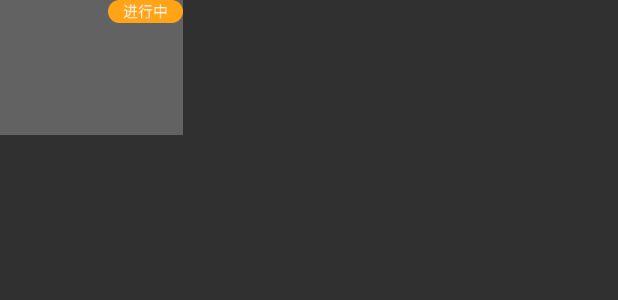
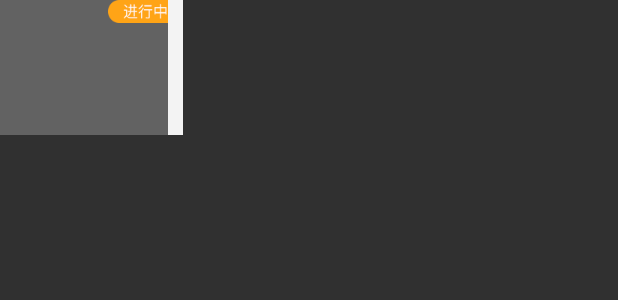
Before and after one commit to zhuhuitao/BDMember, an Android app: the layout adapter_home_public_activities.xml on its own in the app's theme, with its tools: preview values and no code run, on a phone screen of 412 x 824 dp. Shown: the top 300 px of the screen. Run offline under Robolectric (Android 15) with nearby library versions, the phone set to English and light mode, and no system bars.

Commit message:
解决横向listview分割线问题

```diff
--- a/app/src/main/java/com/newdjk/bdmember/ui/fragment/HomeFragment.java
+++ b/app/src/main/java/com/newdjk/bdmember/ui/fragment/HomeFragment.java
@@ -245,10 +245,10 @@ public class HomeFragment extends BasicFragment implements ItemOnClickCall {
         mHomePublicActivitiesAdapter = new HomePublicActivitiesAdapter(mPulicActivitiesList);
         LinearLayoutManager layoutManager = new LinearLayoutManager(getContext());
         layoutManager.setOrientation(LinearLayoutManager.HORIZONTAL);
-        DividerItemDecoration divider1 = new DividerItemDecoration(getContext(), DividerItemDecoration.VERTICAL);
-        divider1.setDrawable(ContextCompat.getDrawable(getContext(), R.drawable.custom_divider));
+//        DividerItemDecoration divider1 = new DividerItemDecoration(getContext(), DividerItemDecoration.HORIZONTAL);
+//        divider1.setDrawable(ContextCompat.getDrawable(getContext(), R.drawable.custom_divider));
         homePublicActivitiesRecyclerView.setLayoutManager(layoutManager);
-        homePublicActivitiesRecyclerView.addItemDecoration(divider1);
+//        homePublicActivitiesRecyclerView.addItemDecoration(divider1);
         homePublicActivitiesRecyclerView.setAdapter(mHomePublicActivitiesAdapter);
 
     }
--- a/app/src/main/res/layout/adapter_home_public_activities.xml
+++ b/app/src/main/res/layout/adapter_home_public_activities.xml
@@ -15,4 +15,11 @@
         android:layout_height="wrap_content"
         android:layout_alignParentRight="true"
         android:src="@mipmap/ic_home_activity_ing" />
+
+    <View
+        android:id="@+id/item_line"
+        android:layout_width="@dimen/dp_10"
+        android:layout_height="match_parent"
+        android:layout_alignParentRight="true"
+        android:background="@color/activity_bg"/>
 </RelativeLayout>
```
Also changed, not shown: app/src/main/java/com/newdjk/bdmember/ui/adapter/HomePublicActivitiesAdapter.java (+47 -10 lines), 1 other file.
